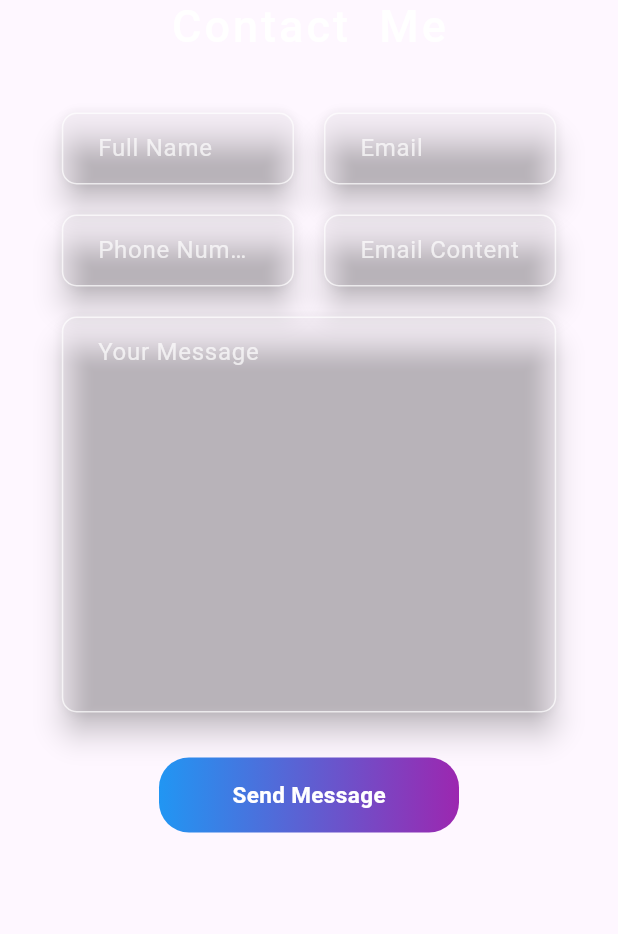
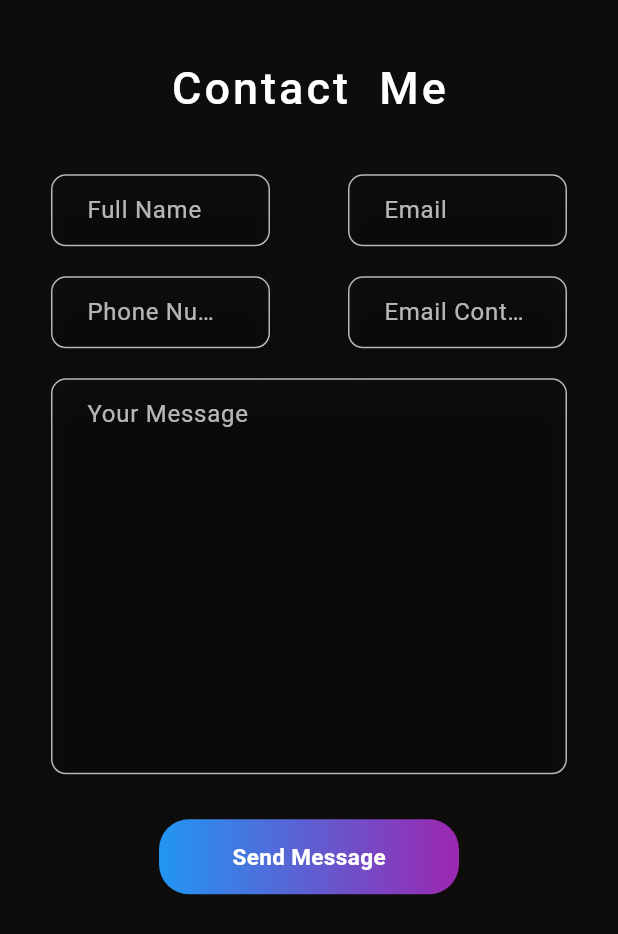
Before and after one commit to Akshaykpz/personal_website_flutter, a Flutter app: the ContactMe widget shown alone on an empty page, opened directly, on a phone screen of 412 x 824 dp. Shown: the top 934 px of the screen. Run offline on Flutter 3.47's test engine with Material 3 defaults, Android fonts, the phone set to English and light mode, and no system bars; our stand-ins replace animate_do, animated_text_kit, google_fonts, lottie; missing offline and left inert: dart:html.

Commit message:
all push

```diff
--- a/lib/constants/textstyle.dart
+++ b/lib/constants/textstyle.dart
@@ -22,7 +22,7 @@ class Apptext {
         fontSize: 40, fontWeight: FontWeight.w600, color: Colors.blueAccent);
   }
 
-  static TextStyle addstyles([Color? color]) {
+  static TextStyle addstyles([Color? color, double? fontsize]) {
     return GoogleFonts.rubikMoonrocks(
         letterSpacing: 2,
         fontSize: 30,
--- a/lib/helper/helper_class.dart
+++ b/lib/helper/helper_class.dart
@@ -5,14 +5,14 @@ class HelperClass extends StatelessWidget {
   final Widget tablet;
   final Widget desktop;
   // final double paddingWidth;
-  // final Color bgColor;
+  final Color bgColor;
   const HelperClass({
     Key? key,
     required this.mobile,
     required this.tablet,
     required this.desktop,
     // required this.paddingWidth,
-    // required this.bgColor,
+    required this.bgColor,
   }) : super(key: key);
 
   @override
@@ -25,7 +25,7 @@ class HelperClass extends StatelessWidget {
             // height: size.height,
             width: size.width,
             alignment: Alignment.center,
-            // color: bgColor,
+            color: bgColor,
             padding: EdgeInsets.symmetric(
                 vertical: size.height * 0.05, horizontal: 18),
             child: mobile,
@@ -35,7 +35,7 @@ class HelperClass extends StatelessWidget {
             // height: size.height,
             width: size.width,
             alignment: Alignment.center,
-            // color: bgColor,
+            color: bgColor,
             padding: EdgeInsets.symmetric(
               vertical: size.height * 0.1,
             ),
@@ -47,7 +47,7 @@ class HelperClass extends StatelessWidget {
             width: size.width,
             alignment: Alignment.center,
 
-            // color: bgColor,
+            color: bgColor,
             padding: EdgeInsets.symmetric(
               vertical: size.height * 0.18,
             ),
--- a/lib/view/widgets/contact_us.dart
+++ b/lib/view/widgets/contact_us.dart
@@ -3,8 +3,10 @@ import 'dart:math';
 
 import 'package:animate_do/animate_do.dart';
 import 'package:flutter/material.dart';
+import 'package:my_personal_website/constants/colors.dart';
 import 'package:my_personal_website/constants/textstyle.dart';
 import 'package:http/http.dart' as http;
+import 'package:my_personal_website/helper/helper_class.dart';
 
 class ContactMe extends StatefulWidget {
   const ContactMe({Key? key}) : super(key: key);
@@ -63,13 +65,17 @@ class _ContactMeState extends State<ContactMe> {
   Widget build(BuildContext context) {
     final size = MediaQuery.of(context).size;
 
-    return Container(
-        padding: EdgeInsets.symmetric(horizontal: size.width * 0.1),
-        alignment: Alignment.center,
-        color: Colors.transparent,
-        height: size.height * 0.8,
-        width: size.width,
-        child: Column(children: [
+    return HelperClass(
+        bgColor: AppColors.bgcolors,
+        mobile: Column(children: [customfiled(context)]),
+        tablet: Column(children: [customfiled(context)]),
+        desktop: Column(
+          children: [customfiled(context)],
+        ));
+  }
+
+  Column customfiled(BuildContext context) {
+    return Column(mainAxisSize: MainAxisSize.min, children: [
       FadeInDown(
           child: RichText(
               text: TextSpan(
@@ -87,6 +93,8 @@ class _ContactMeState extends State<ContactMe> {
       Row(
         children: [
           Expanded(
+            child: Padding(
+              padding: const EdgeInsets.symmetric(horizontal: 16),
               child: Material(
                 color: Colors.transparent,
                 elevation: 8,
@@ -98,10 +106,13 @@ class _ContactMeState extends State<ContactMe> {
                 ),
               ),
             ),
+          ),
           const SizedBox(
             width: 20,
           ),
           Expanded(
+            child: Padding(
+              padding: const EdgeInsets.symmetric(horizontal: 16),
               child: Material(
                 color: Colors.transparent,
                 elevation: 8,
@@ -113,6 +124,7 @@ class _ContactMeState extends State<ContactMe> {
                 ),
               ),
             ),
+          ),
         ],
       ),
       const SizedBox(
@@ -121,6 +133,8 @@ class _ContactMeState extends State<ContactMe> {
       Row(
         children: [
           Expanded(
+            child: Padding(
+              padding: const EdgeInsets.symmetric(horizontal: 16),
               child: Material(
                 color: Colors.transparent,
                 elevation: 8,
@@ -132,10 +146,13 @@ class _ContactMeState extends State<ContactMe> {
                 ),
               ),
             ),
+          ),
           const SizedBox(
             width: 20,
           ),
           Expanded(
+            child: Padding(
+              padding: const EdgeInsets.symmetric(horizontal: 16),
               child: Material(
                 color: Colors.transparent,
                 elevation: 8,
@@ -147,12 +164,15 @@ class _ContactMeState extends State<ContactMe> {
                 ),
               ),
             ),
+          ),
         ],
       ),
       const SizedBox(
         height: 20,
       ),
-          Material(
+      Padding(
+        padding: const EdgeInsets.symmetric(horizontal: 16),
+        child: Material(
           color: Colors.transparent,
           elevation: 8,
           borderRadius: BorderRadius.circular(12),
@@ -161,6 +181,7 @@ class _ContactMeState extends State<ContactMe> {
             controller: messageController,
             maxLines: 10,
             decoration: inputFiled(hinttext: 'Your Message'),
+          ),
         ),
       ),
       const SizedBox(
@@ -221,7 +242,7 @@ class _ContactMeState extends State<ContactMe> {
           )),
         ),
       )
-        ]));
+    ]);
   }
 
   InputDecoration inputFiled({required String hinttext}) {
```
Also changed, not shown: lib/view/home.dart (+5 -17 lines), lib/view/widgets/about.dart (+4 -3 lines), lib/view/widgets/dash_board.dart (+18 -2 lines), lib/view/widgets/experience.dart (+6 -8 lines), lib/view/widgets/my_portfolio.dart (+60 -33 lines). Lines whose indentation alone changed are shown as unchanged.
